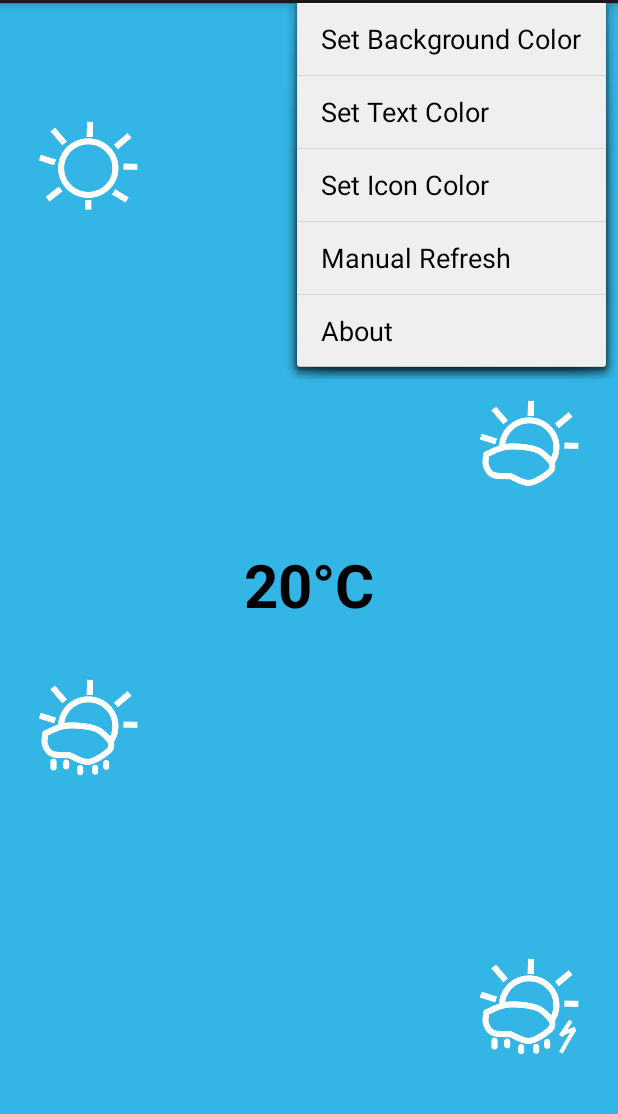
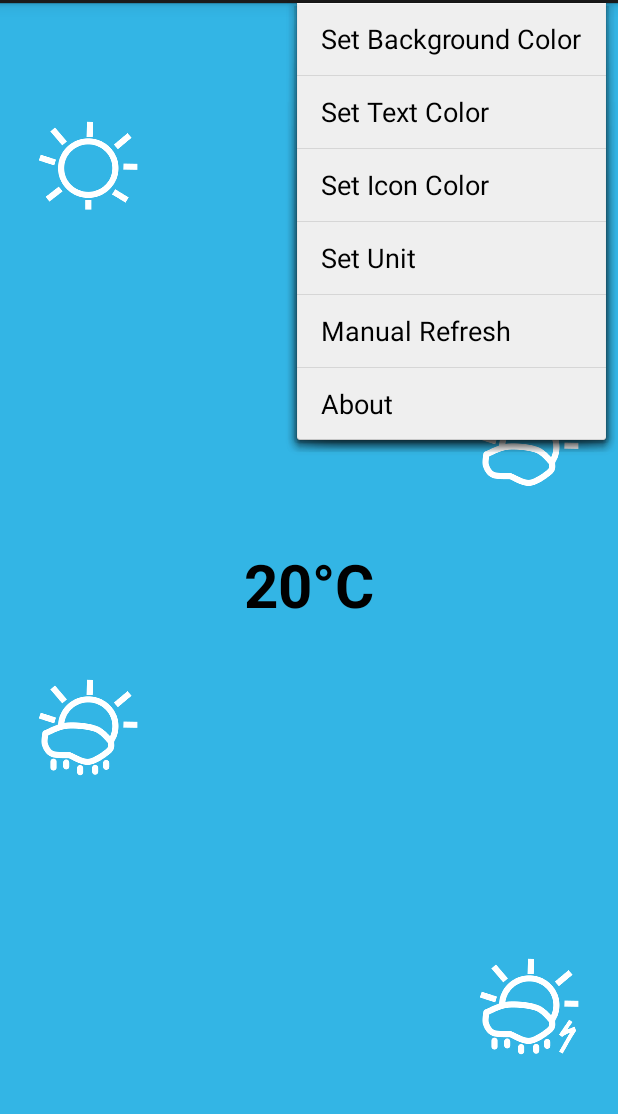
Before and after one commit to tvbarthel/SimpleThermometerProject, an Android app: the screen it shows after launch (MainActivity), with the options menu open, on a phone screen of 412 x 824 dp, the part 69-1183 px from its top. Run offline under Robolectric (Android 15) with nearby library versions, the light colour scheme and no system bars.

Commit message:
Support Fahrenheit and Kelvin Unit

```diff
--- a/SimpleThermometer/src/main/java/fr/tvbarthel/apps/simplethermometer/MainActivity.java
+++ b/SimpleThermometer/src/main/java/fr/tvbarthel/apps/simplethermometer/MainActivity.java
@@ -31,6 +31,7 @@ public class MainActivity extends FragmentActivity implements SharedPreferences.
 	public static final String PREF_KEY_ICON_COLOR = "PrefKeyIconColor";
 	public static final String PREF_KEY_LAST_TEMPERATURE_IN_CELCIUS = "PrefKeylastTemperatureInCelcius";
 	public static final String PREF_KEY_LAST_UPDATE_TIME = "PrefKeyLastUpdateTime";
+	public static final String PREF_KEY_TEMPERATURE_UNIT_STRING = "PrefKeyTemperatureUnitString";
 
 	public static final long UPDATE_INTERVAL_IN_MILLIS = 30 * 60 * 1000;
 	public static final long UPDATE_INTERVAL_IN_MILLIS_MANUAL = 10 * 60 * 1000;
@@ -70,9 +71,7 @@ public class MainActivity extends FragmentActivity implements SharedPreferences.
 		setTextColor();
 		setIconColor();
 		displayTemperature();
-
 		refreshTemperature();
-
 	}
 
 	@Override
@@ -104,6 +103,9 @@ public class MainActivity extends FragmentActivity implements SharedPreferences.
 			case R.id.menu_item_action_icon_color:
 				pickSharedPreferenceColor(PREF_KEY_ICON_COLOR);
 				return true;
+			case R.id.menu_item_action_temperature_unit:
+				pickTemperatureUnit();
+				return true;
 			case R.id.menu_item_action_manual_refresh:
 				refreshTemperature(true);
 				return true;
@@ -123,13 +125,22 @@ public class MainActivity extends FragmentActivity implements SharedPreferences.
 			setTextColor(sharedPreferences);
 		} else if (key.equals(PREF_KEY_ICON_COLOR)) {
 			setIconColor(sharedPreferences);
+		} else if (key.equals(PREF_KEY_TEMPERATURE_UNIT_STRING)) {
+			displayTemperature();
 		}
 	}
 
 	private void displayTemperature() {
-		final String tempStr = new DecimalFormat("#.#").format(
-				mDefaultSharedPreferences.getFloat(PREF_KEY_LAST_TEMPERATURE_IN_CELCIUS, 20));
-		mTextViewTemperature.setText(String.format(getString(R.string.temperature_in_celcius), tempStr));
+		String temperatureUnit = mDefaultSharedPreferences.getString(PREF_KEY_TEMPERATURE_UNIT_STRING,
+				getString(R.string.temperature_unit_celsius_symbol));
+		Float temperatureFlt = mDefaultSharedPreferences.getFloat(PREF_KEY_LAST_TEMPERATURE_IN_CELCIUS, 20);
+		if (temperatureUnit.equals(getString(R.string.temperature_unit_fahrenheit_symbol))) {
+			temperatureFlt += 32f;
+		} else if (temperatureUnit.equals(getString(R.string.temperature_unit_kelvin_symbol))) {
+			temperatureFlt += 273.15f;
+		}
+		final String temperatureStr = new DecimalFormat("#.#").format(temperatureFlt);
+		mTextViewTemperature.setText(temperatureStr + temperatureUnit);
 	}
 
 	private void setIconColor() {
@@ -162,6 +173,11 @@ public class MainActivity extends FragmentActivity implements SharedPreferences.
 	private void setBackgroundColor(SharedPreferences sharedPreferences) {
 		mRelativeLayoutBackground.setBackgroundColor(sharedPreferences.getInt(PREF_KEY_BACKGROUND_COLOR,
 				getResources().getColor(R.color.holo_blue)));
+	}
+
+	private void pickTemperatureUnit() {
+		TemperatureUnitPickerDialogFragment.newInstance(getResources().getStringArray(R.array.pref_temperature_name),
+				getResources().getStringArray(R.array.pref_temperature_unit_symbols)).show(getSupportFragmentManager(), null);
 	}
 
 	private void pickSharedPreferenceColor(String preferenceKey) {
@@ -204,20 +220,20 @@ public class MainActivity extends FragmentActivity implements SharedPreferences.
 		final long now = System.currentTimeMillis();
 		final long lastUpdate = mDefaultSharedPreferences.getLong(PREF_KEY_LAST_UPDATE_TIME, 0);
 		long updateInterval = UPDATE_INTERVAL_IN_MILLIS;
-		if(manualRefresh) updateInterval = UPDATE_INTERVAL_IN_MILLIS_MANUAL;
+		if (manualRefresh) updateInterval = UPDATE_INTERVAL_IN_MILLIS_MANUAL;
 
 		if (now - lastUpdate > updateInterval) {
 			if (!isNetworkConnected()) {
 				makeTextToast(R.string.error_message_network_not_connected);
-			} else if (mOpenWeatherMapResultLoader == null){
+			} else if (mOpenWeatherMapResultLoader == null) {
 				final LocationManager locationManager = (LocationManager) getSystemService(LOCATION_SERVICE);
 				final Criteria criteria = new Criteria();
 				criteria.setAccuracy(Criteria.ACCURACY_COARSE);
 				final String provider = locationManager.getBestProvider(criteria, true);
-				final Location location  = locationManager.getLastKnownLocation(provider);
-				if(location == null) {
+				final Location location = locationManager.getLastKnownLocation(provider);
+				if (location == null) {
 					makeTextToast(R.string.error_message_location_not_found);
-				}else {
+				} else {
 					final double latitude = location.getLatitude();
 					final double longitude = location.getLongitude();
 					mOpenWeatherMapResultLoader = new OpenWeatherMapParserAsyncTask(this);
@@ -228,7 +244,7 @@ public class MainActivity extends FragmentActivity implements SharedPreferences.
 	}
 
 	public void resetOpenWeatherMapLoader() {
-		if(mOpenWeatherMapResultLoader != null) {
+		if (mOpenWeatherMapResultLoader != null) {
 			mOpenWeatherMapResultLoader.cancel(true);
 			mOpenWeatherMapResultLoader.setListener(null);
 			mOpenWeatherMapResultLoader = null;
@@ -245,7 +261,7 @@ public class MainActivity extends FragmentActivity implements SharedPreferences.
 		description.setMovementMethod(LinkMovementMethod.getInstance());
 		final int paddingInPixelSize = getResources().getDimensionPixelSize(R.dimen.default_padding);
 		description.setPadding(paddingInPixelSize, paddingInPixelSize, paddingInPixelSize, paddingInPixelSize);
-		final SpannableString s =new SpannableString(getString(R.string.about_description));
+		final SpannableString s = new SpannableString(getString(R.string.about_description));
 		Linkify.addLinks(s, Linkify.WEB_URLS);
 		description.setText(s);
 		builder.setView(description);
--- a/SimpleThermometer/src/main/res/layout/activity_main.xml
+++ b/SimpleThermometer/src/main/res/layout/activity_main.xml
@@ -62,7 +62,6 @@
         android:textSize="@dimen/text_size_temperature"
         android:textColor="@color/white"
         android:textStyle="bold"
-        android:text="@string/default_temperature_in_celcius"
         android:id="@+id/textViewTemperature"
         android:layout_centerInParent="true"
         android:gravity="center" />
--- a/SimpleThermometer/src/main/res/menu/main.xml
+++ b/SimpleThermometer/src/main/res/menu/main.xml
@@ -14,13 +14,18 @@
         android:orderInCategory="102"
         android:showAsAction="never" />
 
+    <item android:id="@+id/menu_item_action_temperature_unit"
+        android:title="@string/action_temperature_unit"
+        android:orderInCategory="103"
+        android:showAsAction="never" />
+
     <item android:id="@+id/menu_item_action_manual_refresh"
         android:title="@string/action_manual_refresh"
-        android:orderInCategory="103"
+        android:orderInCategory="104"
         android:showAsAction="never" />
 
     <item android:id="@+id/menu_item_action_about"
         android:title="@string/action_about"
-        android:orderInCategory="104"
+        android:orderInCategory="105"
         android:showAsAction="never" />
 </menu>
--- a/SimpleThermometer/src/main/res/values/arrays.xml
+++ b/SimpleThermometer/src/main/res/values/arrays.xml
@@ -1,7 +1,6 @@
 <?xml version="1.0" encoding="utf-8"?>
 <resources>
-    <string-array
-        name="pref_color_list_names">
+    <string-array name="pref_color_list_names">
         <item>@string/color_name_holo_blue</item>
         <item>@string/color_name_holo_blue_deep</item>
         <item>@string/color_name_holo_purple</item>
@@ -16,8 +15,7 @@
         <item>@string/color_name_white</item>
     </string-array>
 
-    <array
-        name="pref_color_list_colors">
+    <array name="pref_color_list_colors">
         <item>@color/holo_blue</item>
         <item>@color/holo_blue_deep</item>
         <item>@color/holo_purple</item>
@@ -31,4 +29,16 @@
         <item>@color/black</item>
         <item>@color/white</item>
     </array>
+
+    <string-array name="pref_temperature_name">
+        <item>@string/temperature_unit_celsius</item>
+        <item>@string/temperature_unit_fahrenheit</item>
+        <item>@string/temperature_unit_kelvin</item>
+    </string-array>
+
+    <string-array name="pref_temperature_unit_symbols">
+        <item>@string/temperature_unit_celsius_symbol</item>
+        <item>@string/temperature_unit_fahrenheit_symbol</item>
+        <item>@string/temperature_unit_kelvin_symbol</item>
+    </string-array>
 </resources>
--- a/SimpleThermometer/src/main/res/values/strings.xml
+++ b/SimpleThermometer/src/main/res/values/strings.xml
@@ -4,6 +4,7 @@
     <string name="action_background_color">Set Background Color</string>
     <string name="action_text_color">Set Text Color</string>
     <string name="action_icon_color">Set Icon Color</string>
+    <string name="action_temperature_unit">Set Unit</string>
     <string name="action_manual_refresh">Manual Refresh</string>
     <string name="action_about">About</string>
 
@@ -26,8 +27,14 @@
     <string name="content_description_storm_icon">Storm Icon</string>
 
     <string name="message_loading_progress">Updating\n(%1$d%%)</string>
-    <string name="default_temperature_in_celcius">20°C</string>
-    <string name="temperature_in_celcius">%1$s°C</string>
+    <string name="temperature_unit_celsius">Celsius</string>
+    <string name="temperature_unit_celsius_symbol">°C</string>
+    <string name="temperature_unit_kelvin">Kelvin</string>
+    <string name="temperature_unit_kelvin_symbol">K</string>
+    <string name="temperature_unit_fahrenheit">Fahrenheit</string>
+    <string name="temperature_unit_fahrenheit_symbol">°F</string>
+
+
 
     <string name="error_message_network_not_connected">No connection</string>
     <string name="error_message_server_not_available">Server not available, try again later</string>
@@ -45,6 +52,7 @@
     </string>
 
     <string name="shared_preference_color_picker_dialog_fragment_title">Chose a Color</string>
+    <string name="temperature_unit_picker_dialog_fragment_title">Chose a Unit</string>
     <string name="alert_dialog_cancel_button">Cancel</string>
     <string name="alert_dialog_ok_button">Ok</string>
 
```
Also changed, not shown: SimpleThermometer/src/main/res/xml/preferences.xml (deleted, +0 -17 lines), 1 other file.
